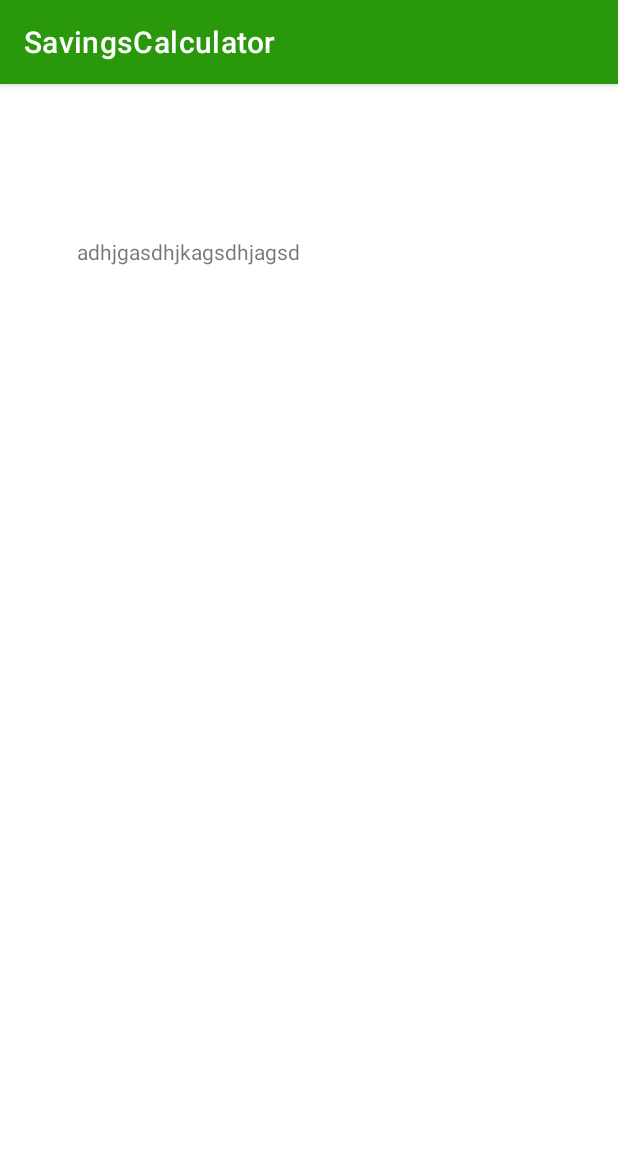
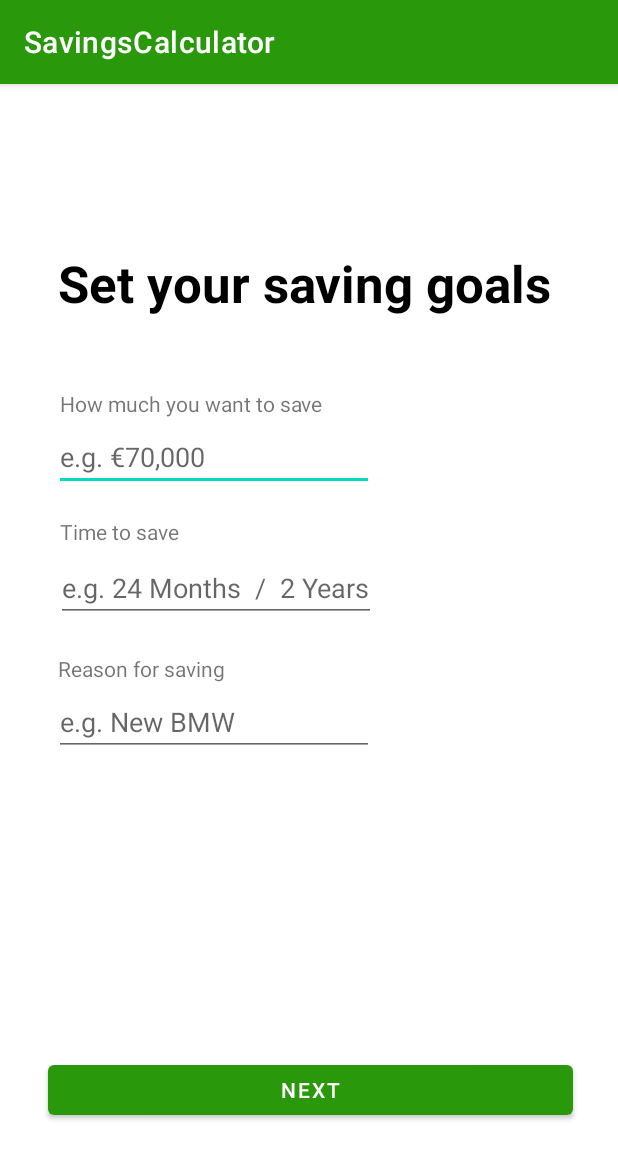
Before and after one commit to gelmisb/SavingsCalculator, an Android app: the screen it shows after launch (CheckGoalsActivity), after a tap on "CHECK GOALS", on a phone screen of 412 x 824 dp. Shown: the top 1159 px of the screen. Run offline under Robolectric (Android 15) with nearby library versions, the phone set to English and light mode, and no system bars.

Commit message:
Long needed update

```diff
--- a/app/src/main/java/com/example/savingscalculator/calculatesavings/CalculateTotalIncome.java
+++ b/app/src/main/java/com/example/savingscalculator/calculatesavings/CalculateTotalIncome.java
@@ -47,7 +47,6 @@ public class CalculateTotalIncome {
         ArrayList<String> incomeListS = new ArrayList<String>();
         ArrayList<Float> totalIncomeList = new ArrayList<Float>();
 
-
         for(int i =0; i< income.size(); i++) {
             String incomeStr = income.get(i).replaceAll("\\d+", "");
             String incomeFloat = income.get(i).replaceAll("\\b[^\\d\\W]+\\b", "");
--- a/app/src/main/java/com/example/savingscalculator/calculatesavings/fragments/a10_Expenses_LeisureFragment.java
+++ b/app/src/main/java/com/example/savingscalculator/calculatesavings/fragments/a10_Expenses_LeisureFragment.java
@@ -74,7 +74,7 @@ public class a10_Expenses_LeisureFragment extends Fragment {
 
         binding.nextBtn.setOnClickListener(view1 -> {
             light.getExpensesFromEdit(expensesEdits);
-            cacheData.cacheSelected(spinners, keyStrings, expensesEdits, "UserExpensesLeisure");
+            cacheData.cacheSelected(spinners, keyStrings, expensesEdits, "UserExpenses");
             NavHostFragment.findNavController(a10_Expenses_LeisureFragment.this)
                     .navigate(R.id.action_a10_to_a11);
         });
--- a/app/src/main/java/com/example/savingscalculator/calculatesavings/fragments/a11_Expenses_EventFragment.java
+++ b/app/src/main/java/com/example/savingscalculator/calculatesavings/fragments/a11_Expenses_EventFragment.java
@@ -75,7 +75,7 @@ public class a11_Expenses_EventFragment extends Fragment {
 
         binding.nextBtn.setOnClickListener(view1 -> {
             light.getExpensesFromEdit(expensesEdits);
-            cacheData.cacheSelected(spinners, keyStrings, expensesEdits, "UserExpensesEvent");
+            cacheData.cacheSelected(spinners, keyStrings, expensesEdits, "UserExpenses");
             NavHostFragment.findNavController(a11_Expenses_EventFragment.this)
                     .navigate(R.id.action_a11_to_a12);
         });
--- a/app/src/main/java/com/example/savingscalculator/calculatesavings/fragments/a12_Expenses_SubsFragment.java
+++ b/app/src/main/java/com/example/savingscalculator/calculatesavings/fragments/a12_Expenses_SubsFragment.java
@@ -85,7 +85,7 @@ public class a12_Expenses_SubsFragment extends Fragment {
 
         binding.nextBtn.setOnClickListener(view1 -> {
             light.getExpensesFromEdit(expensesEdits);
-            cacheData.cacheSelected(spinners, keyStrings, expensesEdits, "UserExpensesSubs");
+            cacheData.cacheSelected(spinners, keyStrings, expensesEdits, "UserExpenses");
             NavHostFragment.findNavController(a12_Expenses_SubsFragment.this)
                     .navigate(R.id.action_a12_to_final);
         });
--- a/app/src/main/java/com/example/savingscalculator/calculatesavings/fragments/a2_Expenses_LoanFragment.java
+++ b/app/src/main/java/com/example/savingscalculator/calculatesavings/fragments/a2_Expenses_LoanFragment.java
@@ -74,7 +74,7 @@ public class a2_Expenses_LoanFragment extends Fragment {
 
         binding.nextBtn.setOnClickListener(view1 -> {
             light.getExpensesFromEdit(expensesEdits);
-            cacheData.cacheSelected(spinners, keyStrings, expensesEdits, "UserExpensesLoan");
+            cacheData.cacheSelected(spinners, keyStrings, expensesEdits, "UserExpenses");
 
             NavHostFragment.findNavController(a2_Expenses_LoanFragment.this)
                     .navigate(R.id.action_SecondFragment_to_ThirdFragment);
--- a/app/src/main/java/com/example/savingscalculator/calculatesavings/fragments/a3_Expenses_WorkFragment.java
+++ b/app/src/main/java/com/example/savingscalculator/calculatesavings/fragments/a3_Expenses_WorkFragment.java
@@ -70,7 +70,7 @@ public class a3_Expenses_WorkFragment extends Fragment {
 
         binding.nextBtn.setOnClickListener(view1 -> {
             light.getExpensesFromEdit(expensesEdits);
-            cacheData.cacheSelected(spinners, keyStrings, expensesEdits, "UserExpensesWork");
+            cacheData.cacheSelected(spinners, keyStrings, expensesEdits, "UserExpenses");
             NavHostFragment.findNavController(a3_Expenses_WorkFragment.this)
                     .navigate(R.id.action_ThirdFragment_to_FourthFragment);
         });
--- a/app/src/main/java/com/example/savingscalculator/calculatesavings/fragments/a4_Expenses_HomeFragment.java
+++ b/app/src/main/java/com/example/savingscalculator/calculatesavings/fragments/a4_Expenses_HomeFragment.java
@@ -84,7 +84,7 @@ public class a4_Expenses_HomeFragment extends Fragment {
 
         binding.nextBtn.setOnClickListener(view1 -> {
             light.getExpensesFromEdit(expensesEdits);
-            cacheData.cacheSelected(spinners, keyStrings, expensesEdits, "UserExpensesHome");
+            cacheData.cacheSelected(spinners, keyStrings, expensesEdits, "UserExpenses");
 
             NavHostFragment.findNavController(a4_Expenses_HomeFragment.this)
                     .navigate(R.id.action_FourthFragment_to_a5);
--- a/app/src/main/java/com/example/savingscalculator/calculatesavings/fragments/a5_Expenses_CarFragment.java
+++ b/app/src/main/java/com/example/savingscalculator/calculatesavings/fragments/a5_Expenses_CarFragment.java
@@ -77,7 +77,7 @@ public class a5_Expenses_CarFragment extends Fragment {
             CollectText light = new CollectText(getActivity());
             light.getExpensesFromEdit(expensesEdits);
             CacheData cacheData = new CacheData(getActivity());
-            cacheData.cacheSelected(spinners, keyStrings, expensesEdits, "UserExpensesCar");
+            cacheData.cacheSelected(spinners, keyStrings, expensesEdits, "UserExpenses");
             NavHostFragment.findNavController(a5_Expenses_CarFragment.this)
                     .navigate(R.id.action_a5_to_a6);
         });
--- a/app/src/main/java/com/example/savingscalculator/calculatesavings/fragments/a6_Expenses_MotorbikeFragment.java
+++ b/app/src/main/java/com/example/savingscalculator/calculatesavings/fragments/a6_Expenses_MotorbikeFragment.java
@@ -77,7 +77,7 @@ public class a6_Expenses_MotorbikeFragment extends Fragment {
 
         binding.nextBtn.setOnClickListener(view1 -> {
             light.getExpensesFromEdit(expensesEdits);
-            cacheData.cacheSelected(spinners, keyStrings, expensesEdits, "UserExpensesMoto");
+            cacheData.cacheSelected(spinners, keyStrings, expensesEdits, "UserExpenses");
             NavHostFragment.findNavController(a6_Expenses_MotorbikeFragment.this)
                     .navigate(R.id.action_a6_to_a7);
         });
--- a/app/src/main/java/com/example/savingscalculator/calculatesavings/fragments/a7_Expenses_TravelFragment.java
+++ b/app/src/main/java/com/example/savingscalculator/calculatesavings/fragments/a7_Expenses_TravelFragment.java
@@ -75,7 +75,7 @@ public class a7_Expenses_TravelFragment extends Fragment {
 
         binding.nextBtn.setOnClickListener(view1 -> {
             light.getExpensesFromEdit(expensesEdits);
-            cacheData.cacheSelected(spinners, keyStrings, expensesEdits, "UserExpensesTravel");
+            cacheData.cacheSelected(spinners, keyStrings, expensesEdits, "UserExpenses");
             NavHostFragment.findNavController(a7_Expenses_TravelFragment.this)
                     .navigate(R.id.action_a7_to_a8);
         });
--- a/app/src/main/java/com/example/savingscalculator/calculatesavings/fragments/a8_Expenses_InsuranceFragment.java
+++ b/app/src/main/java/com/example/savingscalculator/calculatesavings/fragments/a8_Expenses_InsuranceFragment.java
@@ -82,7 +82,7 @@ public class a8_Expenses_InsuranceFragment extends Fragment {
 
         binding.nextBtn.setOnClickListener(view1 -> {
             light.getExpensesFromEdit(expensesEdits);
-            cacheData.cacheSelected(spinners, keyStrings, expensesEdits, "UserExpensesInsurance");
+            cacheData.cacheSelected(spinners, keyStrings, expensesEdits, "UserExpenses");
             NavHostFragment.findNavController(a8_Expenses_InsuranceFragment.this)
                     .navigate(R.id.action_a8_to_a9);
         });
--- a/app/src/main/java/com/example/savingscalculator/calculatesavings/fragments/a9_Expenses_EducationFragment.java
+++ b/app/src/main/java/com/example/savingscalculator/calculatesavings/fragments/a9_Expenses_EducationFragment.java
@@ -72,7 +72,7 @@ public class a9_Expenses_EducationFragment extends Fragment {
 
         binding.nextBtn.setOnClickListener(view1 -> {
             light.getExpensesFromEdit(expensesEdits);
-            cacheData.cacheSelected(spinners, keyStrings, expensesEdits, "UserExpensesEdu");
+            cacheData.cacheSelected(spinners, keyStrings, expensesEdits, "UserExpenses");
             NavHostFragment.findNavController(a9_Expenses_EducationFragment.this)
                     .navigate(R.id.action_a9_to_a10);
         });
--- a/app/src/main/res/layout/activity_check_goals.xml
+++ b/app/src/main/res/layout/activity_check_goals.xml
@@ -8,15 +8,119 @@
 
     <TextView
         android:id="@+id/textView2"
-        android:layout_width="185dp"
-        android:layout_height="232dp"
-        android:layout_marginStart="51dp"
-        android:layout_marginTop="83dp"
-        android:layout_marginEnd="175dp"
-        android:layout_marginBottom="416dp"
-        android:text="adhjgasdhjkagsdhjagsd"
-        app:layout_constraintBottom_toBottomOf="parent"
+        android:layout_width="wrap_content"
+        android:layout_height="wrap_content"
+        android:layout_marginStart="174dp"
+        android:layout_marginTop="110dp"
+        android:layout_marginEnd="179dp"
+        android:text="Set your saving goals"
+        android:textColor="#000000"
+        android:textSize="34sp"
+        android:textStyle="bold"
         app:layout_constraintEnd_toEndOf="parent"
         app:layout_constraintStart_toStartOf="parent"
         app:layout_constraintTop_toTopOf="parent" />
+
+    <TextView
+        android:id="@+id/textView7"
+        android:layout_width="wrap_content"
+        android:layout_height="wrap_content"
+        android:layout_marginStart="40dp"
+        android:layout_marginTop="48dp"
+        android:layout_marginEnd="313dp"
+        android:text="How much you want to save"
+        app:layout_constraintEnd_toEndOf="parent"
+        app:layout_constraintHorizontal_bias="0.0"
+        app:layout_constraintStart_toStartOf="parent"
+        app:layout_constraintTop_toBottomOf="@+id/textView2" />
+
+    <EditText
+        android:id="@+id/editTextTextPersonName2"
+        android:layout_width="wrap_content"
+        android:layout_height="wrap_content"
+        android:layout_marginStart="37dp"
+        android:layout_marginTop="3dp"
+        android:layout_marginEnd="164dp"
+        android:layout_marginBottom="17dp"
+        android:ems="10"
+        android:hint="e.g. €70,000"
+        android:inputType="textPersonName"
+        app:layout_constraintBottom_toTopOf="@+id/textView10"
+        app:layout_constraintEnd_toEndOf="parent"
+        app:layout_constraintStart_toStartOf="parent"
+        app:layout_constraintTop_toBottomOf="@+id/textView7" />
+
+    <EditText
+        android:id="@+id/editTextTextPersonName3"
+        android:layout_width="wrap_content"
+        android:layout_height="wrap_content"
+        android:layout_marginStart="37dp"
+        android:layout_marginTop="5dp"
+        android:layout_marginEnd="164dp"
+        android:autofillHints="e.g. 24 Months  /  2 Years"
+        android:ems="10"
+        android:hint="e.g. 24 Months  /  2 Years"
+        android:inputType="textPersonName"
+        app:layout_constraintEnd_toEndOf="parent"
+        app:layout_constraintHorizontal_bias="0.0"
+        app:layout_constraintStart_toStartOf="parent"
+        app:layout_constraintTop_toBottomOf="@+id/textView10" />
+
+    <TextView
+        android:id="@+id/textView10"
+        android:layout_width="wrap_content"
+        android:layout_height="wrap_content"
+        android:layout_marginStart="40dp"
+        android:layout_marginEnd="313dp"
+        android:layout_marginBottom="4dp"
+        android:text="Time to save"
+        app:layout_constraintBottom_toTopOf="@+id/editTextTextPersonName3"
+        app:layout_constraintEnd_toEndOf="parent"
+        app:layout_constraintHorizontal_bias="0.0"
+        app:layout_constraintStart_toStartOf="parent"
+        app:layout_constraintTop_toBottomOf="@+id/textView7" />
+
+    <TextView
+        android:id="@+id/textView12"
+        android:layout_width="wrap_content"
+        android:layout_height="wrap_content"
+        android:layout_marginStart="38dp"
+        android:layout_marginTop="21dp"
+        android:layout_marginEnd="261dp"
+        android:layout_marginBottom="2dp"
+        android:text="Reason for saving"
+        app:layout_constraintBottom_toTopOf="@+id/editTextTextPersonName5"
+        app:layout_constraintEnd_toEndOf="parent"
+        app:layout_constraintStart_toStartOf="parent"
+        app:layout_constraintTop_toBottomOf="@+id/editTextTextPersonName3" />
+
+    <EditText
+        android:id="@+id/editTextTextPersonName5"
+        android:layout_width="wrap_content"
+        android:layout_height="wrap_content"
+        android:layout_marginStart="37dp"
+        android:layout_marginTop="1dp"
+        android:layout_marginEnd="164dp"
+        android:layout_marginBottom="200dp"
+        android:autofillHints="New BMW"
+        android:ems="10"
+        android:hint="e.g. New BMW "
+        android:inputType="textPersonName"
+        app:layout_constraintBottom_toTopOf="@+id/button2"
+        app:layout_constraintEnd_toEndOf="parent"
+        app:layout_constraintStart_toStartOf="parent"
+        app:layout_constraintTop_toBottomOf="@+id/textView12" />
+
+    <Button
+        android:id="@+id/button2"
+        android:layout_width="350dp"
+        android:layout_height="45dp"
+        android:layout_marginStart="159dp"
+        android:layout_marginTop="200dp"
+        android:layout_marginEnd="158dp"
+        android:text="Next"
+        app:layout_constraintEnd_toEndOf="parent"
+        app:layout_constraintStart_toStartOf="parent"
+        app:layout_constraintTop_toBottomOf="@+id/editTextTextPersonName5" />
+
 </androidx.constraintlayout.widget.ConstraintLayout>
--- a/app/src/main/res/values/strings.xml
+++ b/app/src/main/res/values/strings.xml
@@ -185,6 +185,10 @@
     <string name="total_expenses">Total expenses</string>
     <string name="you_could_save">You could save</string>
 
+    <string name="year_calc">%1$d / year</string>
+
+
+
 
 
 </resources>
```
Also changed, not shown: app/src/main/java/com/example/savingscalculator/calculatesavings/CalculateTotalExpenses.java (+74 -65 lines), app/src/main/java/com/example/savingscalculator/calculatesavings/fragments/a13_Final.java (+4 -5 lines), app/src/main/res/layout/fragment_a13__final.xml (+5 -3 lines).
